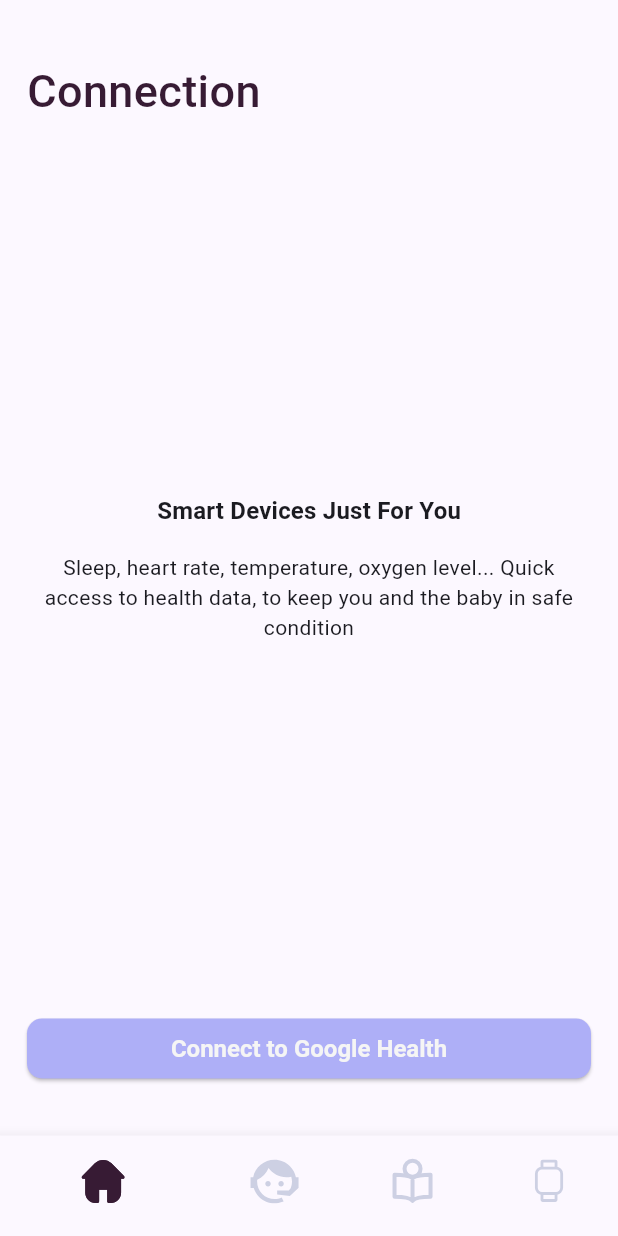
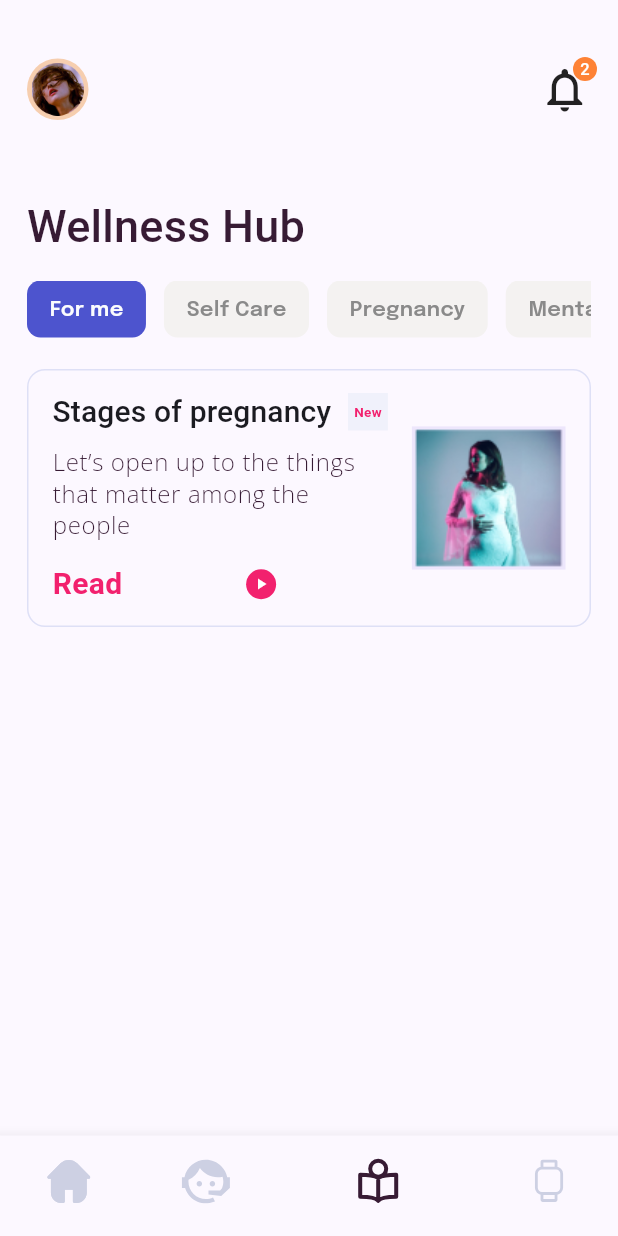
Before and after one commit to winninggodspower/mobi_health, a Flutter app: the screen it shows once a user with an empty profile is signed in, swiped to page 3, on a phone screen of 412 x 824 dp. Run offline on Flutter 3.47's test engine with Material 3 defaults, Android fonts, the phone set to English and light mode, and no system bars; our stand-ins replace cloud_firestore, country_picker, firebase_auth, firebase_core, flutter_svg, google_fonts and 2 more; missing offline and left inert: health; accounts and stored records are empty; Roboto replaces fonts that are missing (Alegreya).

Commit message:
add wellness hub

```diff
--- /dev/null
+++ b/devtools_options.yaml
@@ -0,0 +1,2 @@
+extensions:
+  - provider: true
--- /dev/null
+++ b/lib/pages/dashboard_pages/components/article_card.dart
@@ -0,0 +1,115 @@
+import 'package:flutter/material.dart';
+import 'package:google_fonts/google_fonts.dart';
+import 'package:mobi_health/theme.dart'; // Ensure you have this import if needed
+
+class ArticleCard extends StatelessWidget {
+  final String title;
+  final String bodyText;
+  final String imagePath;
+  final String tag;
+
+  const ArticleCard({
+    Key? key,
+    required this.title,
+    required this.bodyText,
+    required this.imagePath,
+    required this.tag,
+  }) : super(key: key);
+
+  @override
+  Widget build(BuildContext context) {
+    return Container(
+      padding: const EdgeInsets.symmetric(vertical: 13, horizontal: 16),
+      decoration: BoxDecoration(
+        border: Border.all(color: AppColors.primary_200Color, width: 1),
+        borderRadius: BorderRadius.circular(12),
+      ),
+      child: Row(
+        children: [
+          Expanded(
+            child: Column(
+              crossAxisAlignment: CrossAxisAlignment.start,
+              children: [
+                Row(
+                  children: [
+                    Expanded(
+                      child: Text(
+                        title,
+                        style: Theme.of(context).textTheme.titleSmall?.copyWith(
+                          fontSize: 20,
+                        ),
+                      ),
+                    ),
+                    const SizedBox(width: 7.5),
+                    Container(
+                      padding: const EdgeInsets.symmetric(horizontal: 4, vertical: 6),
+                      color: AppColors.primary100Color,
+                      child: Text(
+                        tag,
+                        style: GoogleFonts.alegreya(
+                          color: AppColors.secondary_700Color,
+                          fontSize: 9,
+                          fontWeight: FontWeight.w700,
+                        ),
+                      ),
+                    ),
+                  ],
+                ),
+                const SizedBox(height: 8),
+                Text(
+                  bodyText,
+                  style: Theme.of(context).textTheme.bodySmall?.copyWith(
+                    fontWeight: FontWeight.w300,
+                    color: const Color(0xff371B34),
+                  ),
+                ),
+                const SizedBox(height: 15),
+                Row(
+                  children: [
+                    Text(
+                      'Read',
+                      style: GoogleFonts.alegreya(
+                        fontSize: 20,
+                        color: AppColors.secondary_700Color,
+                        fontWeight: FontWeight.w700,
+                      ),
+                    ),
+                    const SizedBox(width: 8),
+                    const Expanded(
+                      child: Center(
+                        child: CircleAvatar(
+                          radius: 10,
+                          backgroundColor: AppColors.secondary_700Color,
+                          child: Icon(
+                            Icons.play_arrow,
+                            color: Colors.white,
+                            size: 12,
+                          ),
+                        ),
+                      ),
+                    ),
+                  ],
+                ),
+              ],
+            ),
+          ),
+          const SizedBox(width: 16),
+          Container(
+            padding: const EdgeInsets.all(1.2),
+            color: const Color(0xffEDE6FC),
+            child: Column(
+              mainAxisAlignment: MainAxisAlignment.center,
+              children: [
+                Image.asset(
+                  imagePath,
+                  width: 100,
+                  fit: BoxFit.cover,
+                ),
+              ],
+            ),
+          ),
+        ],
+      ),
+    );
+  }
+}
--- a/lib/pages/dashboard_pages/components/bottom_navigation.dart
+++ b/lib/pages/dashboard_pages/components/bottom_navigation.dart
@@ -4,25 +4,28 @@ import 'package:mobi_health/svg_assets.dart' as svg_assets;
 
 class AppButtomNavigation extends StatefulWidget {
   final PageController pageController;
+  final int selectedIndex;
 
-  const AppButtomNavigation({super.key, required this.pageController});
+  const AppButtomNavigation({
+    Key? key,
+    required this.pageController,
+    required this.selectedIndex,
+  });
 
   @override
   State<AppButtomNavigation> createState() => _AppButtomNavigationState();
 }
 
 class _AppButtomNavigationState extends State<AppButtomNavigation> {
-  int _selectedIndex = 0;
 
   void _onItemTapped(int index) {
     setState(() {
-      _selectedIndex = index;
+      widget.pageController.jumpToPage(index);
     });
-    widget.pageController.jumpToPage(index);
   }
 
   ColorFilter getCurrentIndexColorFilter(index){
-    return  ColorFilter.mode(_selectedIndex == index ? const Color(0xFF371B34) : const Color(0xFFCDD0E3), BlendMode.srcIn);
+    return  ColorFilter.mode(widget.selectedIndex == index ? const Color(0xFF371B34) : const Color(0xFFCDD0E3), BlendMode.srcIn);
   }
 
   @override
@@ -58,7 +61,7 @@ class _AppButtomNavigationState extends State<AppButtomNavigation> {
             label: 'device',
           ),
         ],
-        currentIndex: _selectedIndex,
+        currentIndex: widget.selectedIndex,
         selectedItemColor: Colors.amber[800],
         onTap: _onItemTapped,
         showSelectedLabels: false,
--- a/lib/pages/dashboard_pages/components/dashboard_profile_notification.dart
+++ b/lib/pages/dashboard_pages/components/dashboard_profile_notification.dart
@@ -1,9 +1,15 @@
 import 'package:flutter/material.dart';
 import 'package:mobi_health/theme.dart';
 
-class DahsboardProfileNotificationWidget extends StatelessWidget {
-  const DahsboardProfileNotificationWidget({
+class DashboardProfileNotificationWidget extends StatelessWidget {
+  Color imageColor;
+  Color notificationColor;
+
+
+  DashboardProfileNotificationWidget({
     super.key,
+    this.imageColor = const Color(0xff3A6AB3),
+    this.notificationColor = AppColors.secondaryColor,
   });
 
   @override
@@ -12,17 +18,17 @@ class DahsboardProfileNotificationWidget extends StatelessWidget {
       mainAxisAlignment: MainAxisAlignment.spaceBetween,
       children: [
         Container(
-          padding: EdgeInsets.all(3),
+          padding: const EdgeInsets.all(3),
           decoration: BoxDecoration(
                 borderRadius: BorderRadius.circular(50),
-                color: const Color(0xff3A6AB3),
+                color: imageColor,
               ),
-          child: Image.asset('assets/avatar.png') //profile image of logged in image,
+          child: Image.asset('assets/profile-pic.png', width: 35,) //profile image of logged in image,
         ),
-        const Badge(
-          label: Text('2'),
-          backgroundColor: AppColors.secondaryColor,
-          child: Icon(
+        Badge(
+          label: const Text('2'),
+          backgroundColor: notificationColor,
+          child: const Icon(
             Icons.notifications_outlined,
             size: 35,
           ),
--- a/lib/pages/dashboard_pages/components/expert_chat_dashboard_page.dart
+++ b/lib/pages/dashboard_pages/components/expert_chat_dashboard_page.dart
@@ -23,7 +23,7 @@ class _ExpertChatDashboardPageState extends State<ExpertChatDashboardPage> {
               child: Column(
                 crossAxisAlignment: CrossAxisAlignment.start,
                 children: [
-                  const DahsboardProfileNotificationWidget(),
+                  DashboardProfileNotificationWidget(imageColor: AppColors.orangeLight, notificationColor: AppColors.orange,),
                   const SizedBox(
                     height: 10,
                   ),
@@ -114,12 +114,9 @@ class ExpertChatNotification extends StatelessWidget {
         children: [
           Row(
             children: [
-              const Badge(
+              Badge(
                   backgroundColor: Color(0xff23BD33),
-                  child: Icon(
-                    Icons.notifications_outlined,
-                    size: 35,
-                  ),
+                  child: Image.asset('assets/mobi-health-logo.png'),
               ),
               const SizedBox(width: 14.13,),
               Column(
--- a/lib/pages/dashboard_pages/connect_device.dart
+++ b/lib/pages/dashboard_pages/connect_device.dart
@@ -40,7 +40,8 @@ class _ConnectDevicePageState extends State<ConnectDevicePage> {
     bool? hasPermissions =
         await Health().hasPermissions(health_settings.types, permissions: health_settings.permissions);
     developer.log('has permission: $hasPermissions');
-    bool authorized = false;
+
+    bool authorized = hasPermissions ?? false;
     if (hasPermissions != true) {
       try {
         authorized = await Health()
--- a/lib/pages/dashboard_pages/dashboard.dart
+++ b/lib/pages/dashboard_pages/dashboard.dart
@@ -3,6 +3,9 @@ import 'package:mobi_health/pages/dashboard_pages/components/bottom_navigation.d
 import 'package:mobi_health/pages/dashboard_pages/components/expert_chat_dashboard_page.dart';
 import 'package:mobi_health/pages/dashboard_pages/connect_device.dart';
 import 'package:mobi_health/pages/dashboard_pages/home_page.dart';
+import 'dart:developer';
+
+import 'package:mobi_health/pages/dashboard_pages/wellness_hub.dart';
 
 class DashboardIndex extends StatefulWidget {
   const DashboardIndex({super.key});
@@ -13,6 +16,7 @@ class DashboardIndex extends StatefulWidget {
 
 class _DashboardIndexState extends State<DashboardIndex> {
   final PageController _pageController = PageController();
+  int _selectedIndex = 0;
 
   @override
   void dispose() {
@@ -23,14 +27,23 @@ class _DashboardIndexState extends State<DashboardIndex> {
   @override
   Widget build(BuildContext context) {
     return Scaffold(
-      bottomNavigationBar: AppButtomNavigation(pageController: _pageController),
+      bottomNavigationBar: AppButtomNavigation(
+        pageController: _pageController,
+        selectedIndex: _selectedIndex,
+      ),
       body: PageView(
         controller: _pageController,
         children: const [
           HomePage(),
           ExpertChatDashboardPage(),
+          WellnessHub(),
           ConnectDevicePage(),
         ],
+        onPageChanged: (value) {
+          setState(() {
+            _selectedIndex = value;
+          });
+        },
       ),
     );
   }
--- a/lib/pages/dashboard_pages/home_page.dart
+++ b/lib/pages/dashboard_pages/home_page.dart
@@ -36,6 +36,9 @@ class _HomePageState extends State<HomePage> {
 
   void initState() {
     Health().configure(useHealthConnectIfAvailable: true);
+    developer.log('init ran');
+    fetchData();
+
     super.initState();
   }
 
@@ -52,16 +55,19 @@ class _HomePageState extends State<HomePage> {
         startTime: yesterday,
         endTime: now,
       );
-
+      developer.log('health data: ${healthData}');
       _healthDataList.addAll(
           (healthData.length < 100) ? healthData : healthData.sublist(0, 100));
     } catch (error) {
       debugPrint("Exception in getHealthDataFromTypes: $error");
     }
+
     _healthDataList = Health().removeDuplicates(_healthDataList);
+
     for (var data in _healthDataList) {
       debugPrint(jsonEncode(data));
     }
+
     setState(() {
       _state = _healthDataList.isEmpty ? AppState.NO_DATA : AppState.DATA_READY;
     });
@@ -73,12 +79,13 @@ class _HomePageState extends State<HomePage> {
     final user = authProvider.user;
     final userInfo = authProvider.userInfo;
 
+
     return SafeArea(
           child: Padding(
         padding: const EdgeInsets.fromLTRB(18, 39, 18, 34),
         child: ListView(
           children: [
-            const DahsboardProfileNotificationWidget(),
+            DashboardProfileNotificationWidget(),
             const SizedBox(
               height: 10,
             ),
--- /dev/null
+++ b/lib/pages/dashboard_pages/wellness_hub.dart
@@ -0,0 +1,140 @@
+import 'package:flutter/cupertino.dart';
+import 'package:flutter/material.dart';
+import 'package:flutter/widgets.dart';
+import 'package:google_fonts/google_fonts.dart';
+import 'package:mobi_health/pages/dashboard_pages/components/article_card.dart';
+import 'package:mobi_health/pages/dashboard_pages/components/dashboard_profile_notification.dart';
+import 'package:mobi_health/theme.dart';
+
+class WellnessHub extends StatefulWidget {
+  const WellnessHub({super.key});
+
+  @override
+  State<WellnessHub> createState() => _WellnessHubState();
+}
+
+class _WellnessHubState extends State<WellnessHub> {
+  late List<String> categories;
+  late List<Map<String, String>> articles;
+  late String selectedCategory;
+
+  @override
+  void initState() {
+    articles = [
+      {
+        'title': 'Stages of pregnancy',
+        'bodyText': 'Let’s open up to the things that matter among the people',
+        'imagePath': 'assets/blog-preview-image.png',
+        'tag': 'New',
+        'category': 'For me',
+      },
+      {
+        'title': 'Healthy Eating Habits',
+        'bodyText': 'Discover the best practices for maintaining a healthy diet.',
+        'imagePath': 'assets/blog-preview-image.png',
+        'tag': 'Trending',
+        'category': 'Self Care',
+      },
+      {
+        'title': 'Exercise Tips for Beginners',
+        'bodyText': 'Simple and effective exercise tips for those just starting out.',
+        'imagePath': 'assets/blog-preview-image.png',
+        'tag': 'Popular',
+        'category': 'Pregnancy',
+      },
+      {
+        'title': 'Mental Health Awareness',
+        'bodyText': 'Understanding the importance of mental health in our daily lives.',
+        'imagePath': 'assets/blog-preview-image.png',
+        'tag': 'Important',
+        'category': 'Mental Health',
+      },
+      {
+        'title': 'Work-Life Balance',
+        'bodyText': 'How to achieve a healthy work-life balance.',
+        'imagePath': 'assets/blog-preview-image.png',
+        'tag': 'Featured',
+        'category': 'Self Care',
+      },
+    ];
+    categories  = articles.map((article) => article['category']! ).toSet().toList();
+    selectedCategory = categories.first;
+    super.initState();
+  }
+
+  List<Map<String, String>> getFilteredArticles() {
+    return articles.where((article) => article['category'] == selectedCategory).toList();
+  }
+
+  @override
+  Widget build(BuildContext context) {
+    return SafeArea(
+          child: Padding(
+        padding: const EdgeInsets.fromLTRB(18, 39, 18, 34),
+        child: ListView(
+          children: [
+            DashboardProfileNotificationWidget(imageColor: AppColors.orangeLight, notificationColor: AppColors.orange ,),
+            const SizedBox(
+              height: 48,
+            ),
+            Text(
+              'Wellness Hub',
+              textAlign: TextAlign.left,
+              style: Theme.of(context).textTheme.titleMedium!.copyWith(
+                  fontSize: 30,
+                  fontWeight: FontWeight.w500,
+                  color: const Color(0xff371B34)),
+            ),
+            const SizedBox(
+              height: 14,
+            ),
+            SizedBox(
+              height: 38,
+              child: ListView.builder(
+                scrollDirection: Axis.horizontal,
+                itemCount: categories.length,
+                itemBuilder: (context, index) {
+                  return Padding(
+                    padding: const EdgeInsets.only(right: 12),
+                    child: GestureDetector(
+                      onTap: () {
+                        setState(() {
+                          selectedCategory = categories[index];
+                        });
+                      },
+                      child: Container(
+                        padding: const EdgeInsets.symmetric(horizontal: 15, vertical: 9.5),
+                        decoration: BoxDecoration(
+                          color: categories[index] == selectedCategory ? AppColors.primary_600Color : AppColors.gray3,
+                          borderRadius: BorderRadius.circular(9),
+                        ),
+                        child: Text(
+                          categories[index],
+                          style: GoogleFonts.epilogue(
+                            fontSize: 14,
+                            fontWeight: FontWeight.w600,
+                            color: categories[index] == selectedCategory ? AppColors.customWhite : const Color(0xff8A8A8A),
+                          ),
+                        ),
+                      ),
+                    ),
+                  );
+                },
+              ),
+            ),
+            const SizedBox(height: 21,),
+            ...getFilteredArticles().map((article) => Padding(
+              padding: const EdgeInsets.only(bottom: 7),
+              child: ArticleCard(
+                title: article['title']!,
+                bodyText: article['bodyText']!,
+                imagePath: article['imagePath']!,
+                tag: article['tag']!,
+              ),
+            )).toList(),
+          ]
+        ),
+      ),
+    );
+  }
+}
--- a/lib/svg_assets.dart
+++ b/lib/svg_assets.dart
@@ -12,3 +12,5 @@ const String homeIcon = 'assets/svgs/Home.svg';
 const String customerSupportIcon = 'assets/svgs/customer-support.svg';
 const String deviceIcon = 'assets/svgs/device.svg';
 const String bookIcon = 'assets/svgs/icon-park-outline_read-book.svg';
+
+const String profilePic = 'assets/profile-pic.png';
--- a/lib/theme.dart
+++ b/lib/theme.dart
@@ -11,13 +11,17 @@ class AppColors {
   static const Color primary_500Color = Color(0xFF7C81DB);
   static const Color secondaryColor = Color(0xFFF2216E);
   static const Color secondary_500Color = Color(0xFFF882AD);
+  static const Color secondary_700Color = Color(0xFFF2216E);
   static const Color accentColor = Color(0xFF371B34);
   static const Color backgroundColor = Color(0xFFFFFFFF);
   static const Color customWhite = Color(0xFFFBFCFE);
   static const Color gray = Color(0xFF384252);
   static const Color gray2 = Color(0xFF6E7485);
+  static const Color gray3 = Color(0xFFF4F2F1);
   static const Color grayLight = Color.fromRGBO(217, 217, 217, 0.3);
   // Add more colors as needed
+  static const Color orange =  Color(0xffFE8235);
+  static const Color orangeLight = Color.fromRGBO(240, 158, 84, 0.47);
 }
 
 
@@ -31,6 +35,10 @@ ThemeData appTheme = ThemeData(
     titleMedium: GoogleFonts.alegreya(
       fontSize: 32.0,
       fontWeight: FontWeight.w700,
+    ),
+    titleSmall: GoogleFonts.alegreya(
+      fontSize: 20,
+      fontWeight: FontWeight.w500
     ),
     bodyMedium: GoogleFonts.alegreya(
       fontSize: 24.0,
```
Also changed, not shown: assets/blog-preview-image.png (added), assets/mobi-health-logo.png (added), assets/profile-pic.png (added).
